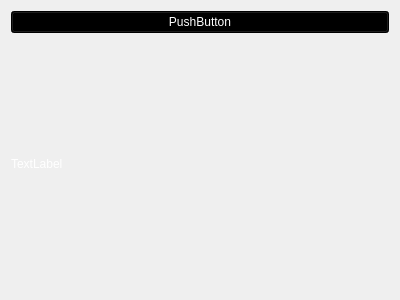
This is game/ui/mainmenu.ui in horazont/scc as Qt 5 draws it before an edit. The edited form follows.
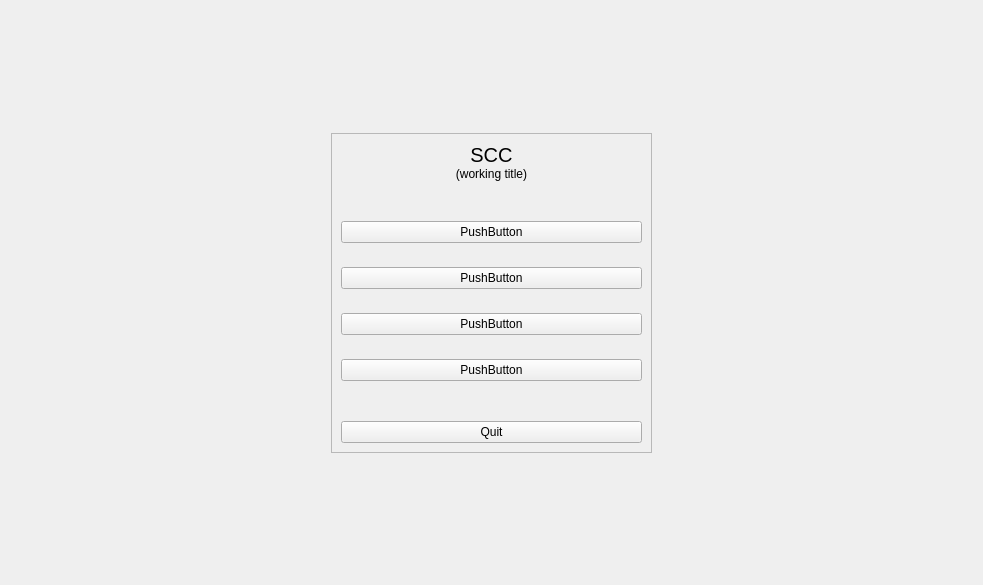
This is the edited form. Custom widgets are drawn as their Qt base class.

```diff
--- a/game/ui/mainmenu.ui
+++ b/game/ui/mainmenu.ui
@@ -6,37 +6,201 @@
    <rect>
     <x>0</x>
     <y>0</y>
-    <width>400</width>
-    <height>300</height>
+    <width>983</width>
+    <height>585</height>
    </rect>
   </property>
   <property name="windowTitle">
    <string>Form</string>
   </property>
-  <property name="styleSheet">
-   <string notr="true">color: rgb(255, 255, 255);</string>
-  </property>
-  <layout class="QVBoxLayout" name="verticalLayout">
-   <item>
-    <widget class="QPushButton" name="pushButton">
-     <property name="styleSheet">
-      <string notr="true">background-color: rgb(0, 0, 0);
-border-color: rgb(255, 255, 255);</string>
+  <layout class="QGridLayout" name="gridLayout_2">
+   <item row="2" column="1">
+    <spacer name="verticalSpacer_2">
+     <property name="orientation">
+      <enum>Qt::Vertical</enum>
      </property>
-     <property name="text">
-      <string>PushButton</string>
+     <property name="sizeHint" stdset="0">
+      <size>
+       <width>20</width>
+       <height>40</height>
+      </size>
      </property>
-    </widget>
+    </spacer>
    </item>
-   <item>
-    <widget class="QLabel" name="label">
-     <property name="text">
-      <string>TextLabel</string>
+   <item row="0" column="1">
+    <spacer name="verticalSpacer">
+     <property name="orientation">
+      <enum>Qt::Vertical</enum>
      </property>
+     <property name="sizeHint" stdset="0">
+      <size>
+       <width>20</width>
+       <height>40</height>
+      </size>
+     </property>
+    </spacer>
+   </item>
+   <item row="1" column="2">
+    <spacer name="horizontalSpacer">
+     <property name="orientation">
+      <enum>Qt::Horizontal</enum>
+     </property>
+     <property name="sizeHint" stdset="0">
+      <size>
+       <width>40</width>
+       <height>20</height>
+      </size>
+     </property>
+    </spacer>
+   </item>
+   <item row="1" column="0">
+    <spacer name="horizontalSpacer_2">
+     <property name="orientation">
+      <enum>Qt::Horizontal</enum>
+     </property>
+     <property name="sizeHint" stdset="0">
+      <size>
+       <width>40</width>
+       <height>20</height>
+      </size>
+     </property>
+    </spacer>
+   </item>
+   <item row="1" column="1">
+    <widget class="QFrame" name="frame">
+     <property name="sizePolicy">
+      <sizepolicy hsizetype="MinimumExpanding" vsizetype="MinimumExpanding">
+       <horstretch>0</horstretch>
+       <verstretch>0</verstretch>
+      </sizepolicy>
+     </property>
+     <property name="minimumSize">
+      <size>
+       <width>200</width>
+       <height>0</height>
+      </size>
+     </property>
+     <property name="baseSize">
+      <size>
+       <width>0</width>
+       <height>0</height>
+      </size>
+     </property>
+     <property name="frameShape">
+      <enum>QFrame::StyledPanel</enum>
+     </property>
+     <property name="frameShadow">
+      <enum>QFrame::Raised</enum>
+     </property>
+     <layout class="QVBoxLayout" name="verticalLayout_2">
+      <property name="spacing">
+       <number>0</number>
+      </property>
+      <item>
+       <widget class="QLabel" name="label">
+        <property name="font">
+         <font>
+          <pointsize>15</pointsize>
+         </font>
+        </property>
+        <property name="text">
+         <string>SCC</string>
+        </property>
+        <property name="alignment">
+         <set>Qt::AlignCenter</set>
+        </property>
+       </widget>
+      </item>
+      <item>
+       <widget class="QLabel" name="label_2">
+        <property name="text">
+         <string>(working title)</string>
+        </property>
+        <property name="alignment">
+         <set>Qt::AlignCenter</set>
+        </property>
+       </widget>
+      </item>
+      <item>
+       <spacer name="verticalSpacer_3">
+        <property name="orientation">
+         <enum>Qt::Vertical</enum>
+        </property>
+        <property name="sizeHint" stdset="0">
+         <size>
+          <width>20</width>
+          <height>40</height>
+         </size>
+        </property>
+       </spacer>
+      </item>
+      <item>
+       <layout class="QVBoxLayout" name="verticalLayout">
+        <property name="spacing">
+         <number>24</number>
+        </property>
+        <item>
+         <widget class="ActionButton" name="btn_singleplayer">
+          <property name="text">
+           <string>PushButton</string>
+          </property>
+         </widget>
+        </item>
+        <item>
+         <widget class="ActionButton" name="btn_multiplayer">
+          <property name="text">
+           <string>PushButton</string>
+          </property>
+         </widget>
+        </item>
+        <item>
+         <widget class="ActionButton" name="btn_map_editor">
+          <property name="text">
+           <string>PushButton</string>
+          </property>
+         </widget>
+        </item>
+        <item>
+         <widget class="ActionButton" name="btn_settings">
+          <property name="text">
+           <string>PushButton</string>
+          </property>
+         </widget>
+        </item>
+       </layout>
+      </item>
+      <item>
+       <spacer name="verticalSpacer_4">
+        <property name="orientation">
+         <enum>Qt::Vertical</enum>
+        </property>
+        <property name="sizeHint" stdset="0">
+         <size>
+          <width>20</width>
+          <height>40</height>
+         </size>
+        </property>
+       </spacer>
+      </item>
+      <item>
+       <widget class="ActionButton" name="btn_quit">
+        <property name="text">
+         <string>Quit</string>
+        </property>
+       </widget>
+      </item>
+     </layout>
     </widget>
    </item>
   </layout>
  </widget>
+ <customwidgets>
+  <customwidget>
+   <class>ActionButton</class>
+   <extends>QPushButton</extends>
+   <header>actionbutton.hpp</header>
+  </customwidget>
+ </customwidgets>
  <resources/>
  <connections/>
 </ui>
```
Left out of the diff: 55 changed lines with no effect on the pictures.
